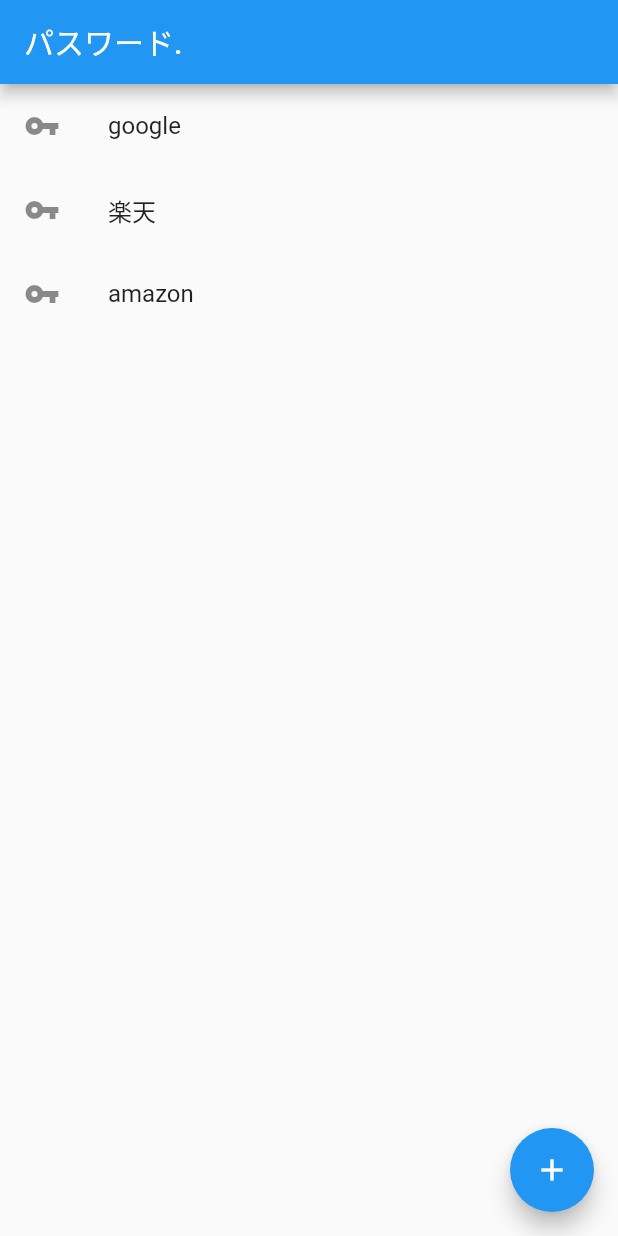
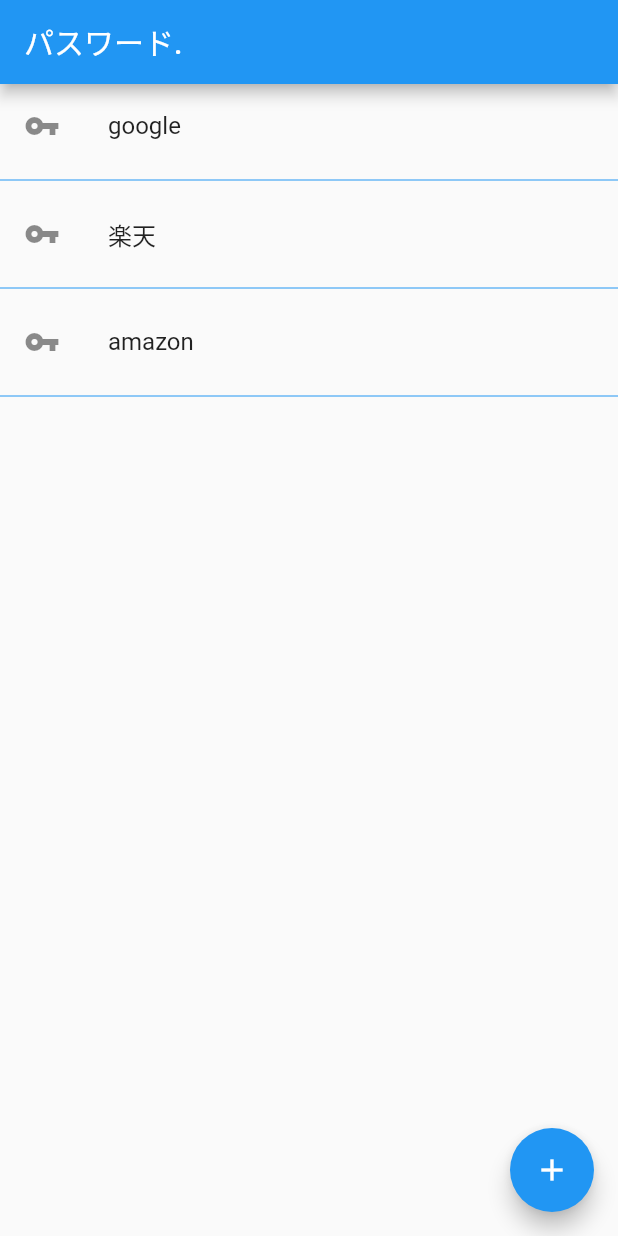
Before and after one commit to okatoku331/todo_list, a Flutter app: the screen it shows after launch, on a phone screen of 412 x 824 dp. Run offline on Flutter 3.47's test engine with Material 2 defaults, Android fonts, the phone set to English and light mode, and no system bars.

Commit message:
第４版　Divider() 区切り線

```diff
--- a/lib/main.dart
+++ b/lib/main.dart
@@ -47,13 +47,22 @@ class _MyHomePageState extends State<MyHomePage> {
             leading: Icon(Icons.vpn_key),
             title: Text('google'),
           ),
+          Divider(
+            color: Colors.blue,
+          ),
           ListTile(
             leading: Icon(Icons.vpn_key),
             title: Text('楽天'),
           ),
+          Divider(
+            color: Colors.blue,
+          ),
           ListTile(
             leading: Icon(Icons.vpn_key),
             title: Text('amazon'),
+          ),
+          Divider(
+            color: Colors.blue,
           ),
         ],
       ),
```
